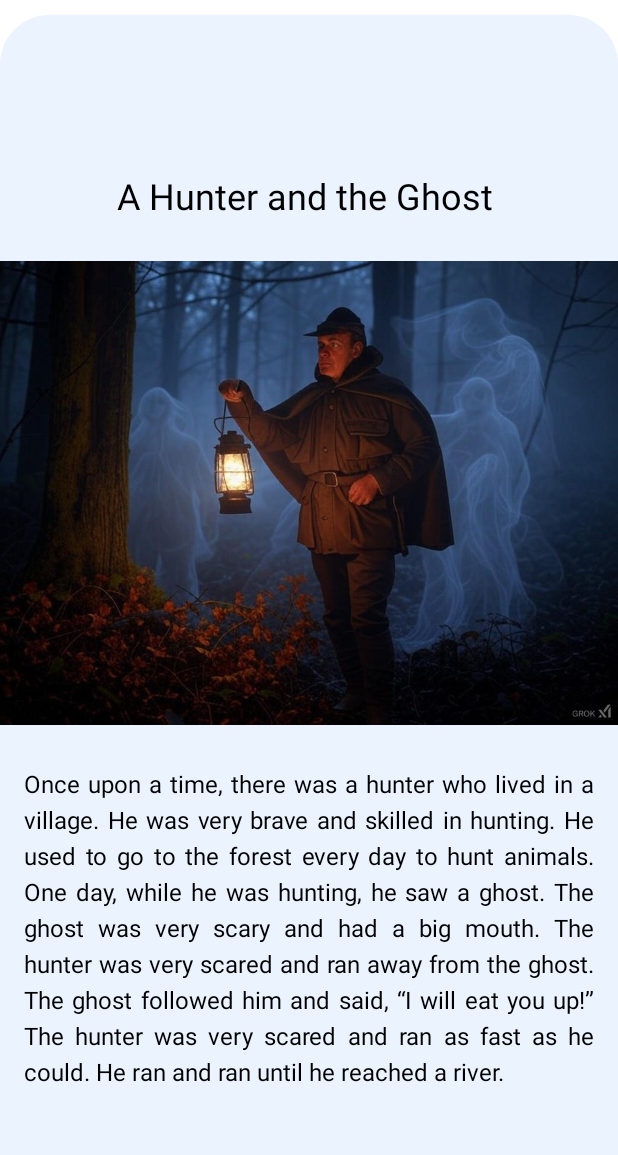
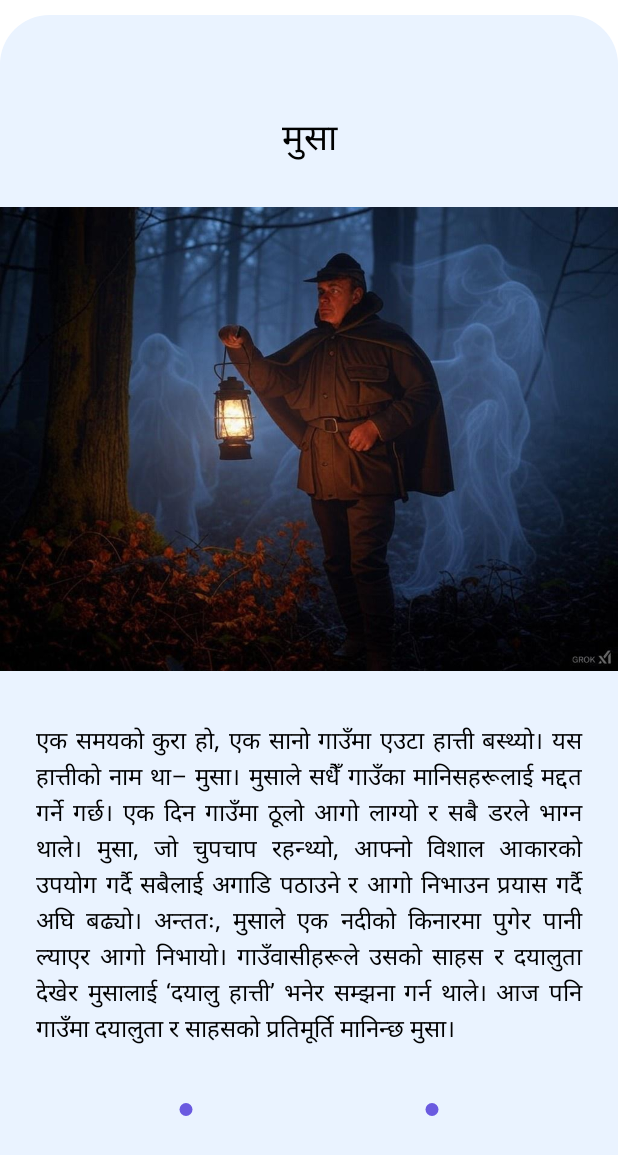
Before and after one commit to kecitclub/teamDefault, an Android app built with Jetpack Compose: the @Preview function StoryScreenPreview, on a phone screen of 412 x 824 dp. Shown: the top 1155 px of the screen. Run offline under Robolectric (Android 15) with nearby library versions, the phone set to English and light mode, and no system bars.

Commit message:
feat: impl folktale screen

```diff
--- /dev/null
+++ b/app/src/main/java/com/example/teamdefault/ui/component/IconButtonComponent.kt
@@ -0,0 +1,28 @@
+package com.example.teamdefault.ui.component
+
+import androidx.annotation.DrawableRes
+import androidx.compose.material3.IconButton
+import androidx.compose.runtime.Composable
+import androidx.compose.ui.Modifier
+import androidx.compose.ui.graphics.Color
+import androidx.compose.ui.graphics.vector.ImageVector
+
+@Composable
+fun AppIconButton(
+    modifier: Modifier = Modifier,
+    @DrawableRes icon:Int?=null,
+    imageVector: ImageVector?=null,
+    tint: Color = Color.Unspecified,
+    onClick:()->Unit
+) {
+    icon?.let {
+        IconButton(onClick = onClick, modifier = modifier) {
+            AppIcon(icon = it, tint = tint)
+        }
+    }
+    imageVector?.let {
+        IconButton(onClick = onClick, modifier = modifier) {
+            AppIcon(imageVector = it, tint = tint)
+        }
+    }
+}
--- /dev/null
+++ b/app/src/main/java/com/example/teamdefault/ui/component/IconComponent.kt
@@ -0,0 +1,25 @@
+package com.example.teamdefault.ui.component
+
+import androidx.annotation.DrawableRes
+import androidx.compose.material3.Icon
+import androidx.compose.runtime.Composable
+import androidx.compose.ui.Modifier
+import androidx.compose.ui.graphics.Color
+import androidx.compose.ui.graphics.vector.ImageVector
+import androidx.compose.ui.res.painterResource
+
+
+@Composable
+fun AppIcon(
+    modifier: Modifier = Modifier,
+    @DrawableRes icon: Int? = null,
+    imageVector: ImageVector? = null,
+    tint: Color = Color.Unspecified
+) {
+    icon?.let {
+        Icon(painter = painterResource(id = it), contentDescription = null, modifier=modifier, tint=tint)
+    }
+    imageVector?.let {
+        Icon(imageVector = it, contentDescription = null,modifier=modifier, tint=tint)
+    }
+}
--- a/app/src/main/java/com/example/teamdefault/ui/screen/category_screen/FolkTalesScreen.kt
+++ b/app/src/main/java/com/example/teamdefault/ui/screen/category_screen/FolkTalesScreen.kt
@@ -1,25 +1,34 @@
 package com.example.teamdefault.ui.screen.category_screen
 
+import androidx.annotation.DrawableRes
 import androidx.compose.foundation.Image
 import androidx.compose.foundation.layout.Arrangement
 import androidx.compose.foundation.layout.Column
+import androidx.compose.foundation.layout.Row
 import androidx.compose.foundation.layout.Spacer
 import androidx.compose.foundation.layout.fillMaxSize
+import androidx.compose.foundation.layout.fillMaxWidth
 import androidx.compose.foundation.layout.height
 import androidx.compose.foundation.layout.padding
+import androidx.compose.foundation.layout.width
 import androidx.compose.foundation.shape.RoundedCornerShape
 import androidx.compose.material3.Surface
 import androidx.compose.material3.Text
 import androidx.compose.runtime.Composable
 import androidx.compose.ui.Alignment
 import androidx.compose.ui.Modifier
+import androidx.compose.ui.draw.drawBehind
 import androidx.compose.ui.graphics.Color
+import androidx.compose.ui.res.colorResource
 import androidx.compose.ui.res.painterResource
+import androidx.compose.ui.text.TextStyle
 import androidx.compose.ui.text.style.TextAlign
 import androidx.compose.ui.tooling.preview.Preview
 import androidx.compose.ui.unit.dp
 import androidx.compose.ui.unit.sp
 import com.example.teamdefault.R
+import com.example.teamdefault.ui.component.AppIconButton
+import java.util.Timer
 
 @Composable
 fun FolkTalesScreen(modifier: Modifier = Modifier) {
@@ -38,13 +47,15 @@ fun FolkTalesScreen(modifier: Modifier = Modifier) {
             verticalArrangement = Arrangement.spacedBy(12.dp)
         ) {
 
-            Spacer(modifier = Modifier.height(80.dp))
+            Spacer(modifier = Modifier.height(40.dp))
 
             Text(
-                text = "A Hunter and the Ghost ",
+                text = "मुसा",
                 color = Color.Black,
                 fontSize = 24.sp,
-                modifier = Modifier.padding(16.dp),
+                modifier = Modifier
+                    .fillMaxWidth()
+                    .padding(16.dp),
                 textAlign = TextAlign.Center
             )
 
@@ -54,23 +65,71 @@ fun FolkTalesScreen(modifier: Modifier = Modifier) {
             )
 
             Text(
-                text = "Once upon a time, there was a hunter who lived in a village. He was very brave and skilled in hunting. " +
-                        "He used to go to the forest every day to hunt animals. One day, while he was hunting, he saw a ghost. " +
-                        "The ghost was very scary and had a big mouth. The hunter was very scared and ran away from the ghost. " +
-                        "The ghost followed him and said, “I will eat you up!” The hunter was very scared and ran as fast as he could. " +
-                        "He ran and ran until he reached a river.",
+                text = "एक समयको कुरा हो, एक सानो गाउँमा एउटा हात्ती बस्थ्यो। " +
+                        "यस हात्तीको नाम था– मुसा। मुसाले सधैँ गाउँका मानिसहरूलाई मद्दत गर्ने गर्छ।" +
+                        " एक दिन गाउँमा ठूलो आगो लाग्यो र सबै डरले भाग्न थाले। मुसा, जो चुपचाप रहन्थ्यो, " +
+                        "आफ्नो विशाल आकारको उपयोग गर्दै सबैलाई अगाडि पठाउने र आगो निभाउन प्रयास गर्दै अघि बढ्यो। अन्ततः, " +
+                        "मुसाले एक नदीको किनारमा पुगेर पानी ल्याएर आगो निभायो। गाउँवासीहरूले उसको साहस र " +
+                        "दयालुता देखेर मुसालाई ‘दयालु हात्ती’ भनेर सम्झना गर्न थाले। आज पनि गाउँमा दयालुता र साहसको प्रतिमूर्ति मानिन्छ मुसा।",
                 color = Color.Black,
                 fontSize = 16.sp,
-                modifier = Modifier.padding(16.dp),
+                modifier = Modifier
+                    .fillMaxWidth()
+                    .padding(24.dp),
                 textAlign = TextAlign.Justify,
                 lineHeight = 24.sp
             )
+
+            Spacer(modifier = Modifier.weight(1f))
+
+            TimerFooter()
 
 
         }
 
     }
 
+}
+
+@Composable
+private fun TimerFooter(
+    modifier: Modifier = Modifier
+) {
+    Row(modifier = modifier.padding(bottom = 80.dp)) {
+        ActionsIcons(icon = R.drawable.play, title = "")
+        Spacer(Modifier.width(100.dp))
+        ActionsIcons(icon = R.drawable.stop, title = "")
+    }
+}
+
+@Composable
+private fun ActionsIcons(
+    modifier: Modifier = Modifier,
+    @DrawableRes icon: Int,
+    title: String
+) {
+    Column(modifier = modifier, horizontalAlignment = Alignment.CenterHorizontally) {
+        AppIconButton(
+            icon = icon,
+            modifier = Modifier
+                .drawBehind {
+                    drawCircle(
+                        color = Color(0xFF6A5AE0),
+                    )
+                }
+                .padding(8.dp)
+        ) {}
+
+        Spacer(Modifier.height(40.dp))
+
+        Text(
+            text = title, style = TextStyle(
+                fontSize = 14.sp,
+                // fontFamily = montserratFont,
+                //color = TimerGrayColor
+            )
+        )
+    }
 }
 
 
--- a/app/src/main/java/com/example/teamdefault/ui/screen/category_screen/LanguageScreen.kt
+++ b/app/src/main/java/com/example/teamdefault/ui/screen/category_screen/LanguageScreen.kt
@@ -60,7 +60,11 @@ fun LanguageScreen(
             // Show current card
             ExpandableLanguageCard(
                 modifier = Modifier.padding(16.dp),
-                englishWord = cards[currentIndex].englishWord,
+                englishWord =
+
+
+
+                cards[currentIndex].englishWord,
                 imageResId = cards[currentIndex].imageResId,
                 nepaliWord = cards[currentIndex].nepaliWord,
                 isExpanded = isCardExpanded,
--- /dev/null
+++ b/app/src/main/res/drawable/play.xml
@@ -0,0 +1,9 @@
+<vector xmlns:android="http://schemas.android.com/apk/res/android"
+    android:width="13dp"
+    android:height="16dp"
+    android:viewportWidth="13"
+    android:viewportHeight="16">
+    <path
+        android:pathData="M12.188,7.158C12.801,7.552 12.801,8.448 12.188,8.842L1.54,15.672C0.874,16.099 -0,15.621 -0,14.831L-0,1.169C-0,0.379 0.874,-0.099 1.54,0.328L12.188,7.158Z"
+        android:fillColor="#ffffff"/>
+</vector>
--- /dev/null
+++ b/app/src/main/res/drawable/stop.xml
@@ -0,0 +1,9 @@
+<vector xmlns:android="http://schemas.android.com/apk/res/android"
+    android:width="24dp"
+    android:height="24dp"
+    android:viewportWidth="24"
+    android:viewportHeight="24">
+    <path
+        android:pathData="M16,4H8C5.791,4 4,5.791 4,8V16C4,18.209 5.791,20 8,20H16C18.209,20 20,18.209 20,16V8C20,5.791 18.209,4 16,4Z"
+        android:fillColor="#ffffff"/>
+</vector>
```
Also changed, not shown: app/src/main/java/com/example/teamdefault/MainActivity.kt (+6 -1 lines), app/src/main/java/com/example/teamdefault/data/retrofit/ApiConfig.kt (+36 -23 lines), app/src/main/java/com/example/teamdefault/data/retrofit/ApiService.kt (+23 -1 lines), app/src/main/java/com/example/teamdefault/ui/component/ChatScreen.kt (added, +78 -0 lines), app/src/main/java/com/example/teamdefault/ui/screen/category_screen/NepaliToSpeechScreen.kt (+6 -1 lines), app/src/main/res/drawable/pause.xml (added, +12 -0 lines), app/src/main/java/com/example/teamdefault/ui/screen/category_screen/Folk.kt (added).
